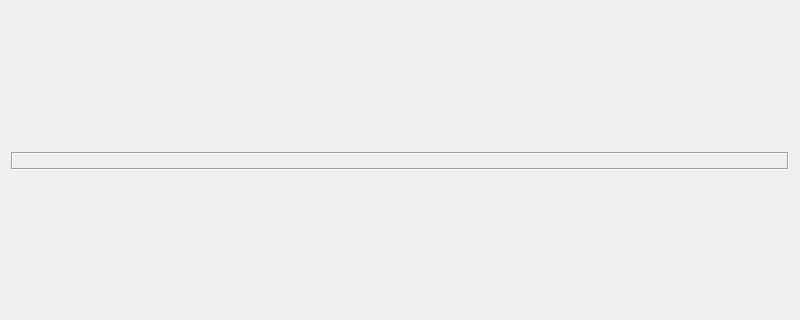
First picture: the form in video/videobox/frmvideobox.ui, repository feiyangqingyun/QWidgetDemo, before the edit; both pictures show x 0 to 800 and y 139 to 459 of the 800 by 600 pixel window.
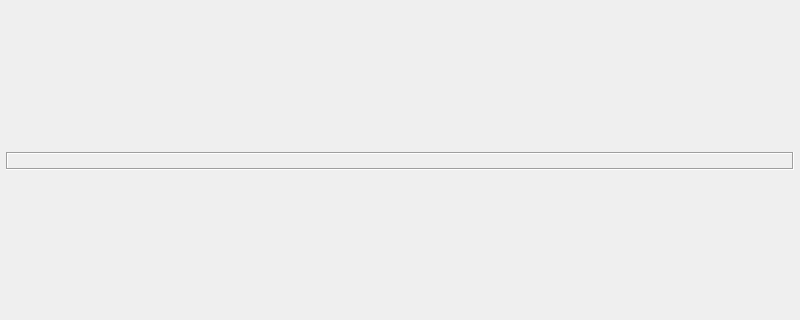
Second picture: the form after the edit.

```diff
--- a/video/videobox/frmvideobox.ui
+++ b/video/videobox/frmvideobox.ui
@@ -14,6 +14,21 @@
    <string>Form</string>
   </property>
   <layout class="QVBoxLayout" name="verticalLayout">
+   <property name="spacing">
+    <number>6</number>
+   </property>
+   <property name="leftMargin">
+    <number>6</number>
+   </property>
+   <property name="topMargin">
+    <number>6</number>
+   </property>
+   <property name="rightMargin">
+    <number>6</number>
+   </property>
+   <property name="bottomMargin">
+    <number>6</number>
+   </property>
    <item>
     <layout class="QGridLayout" name="gridLayout"/>
    </item>
```
